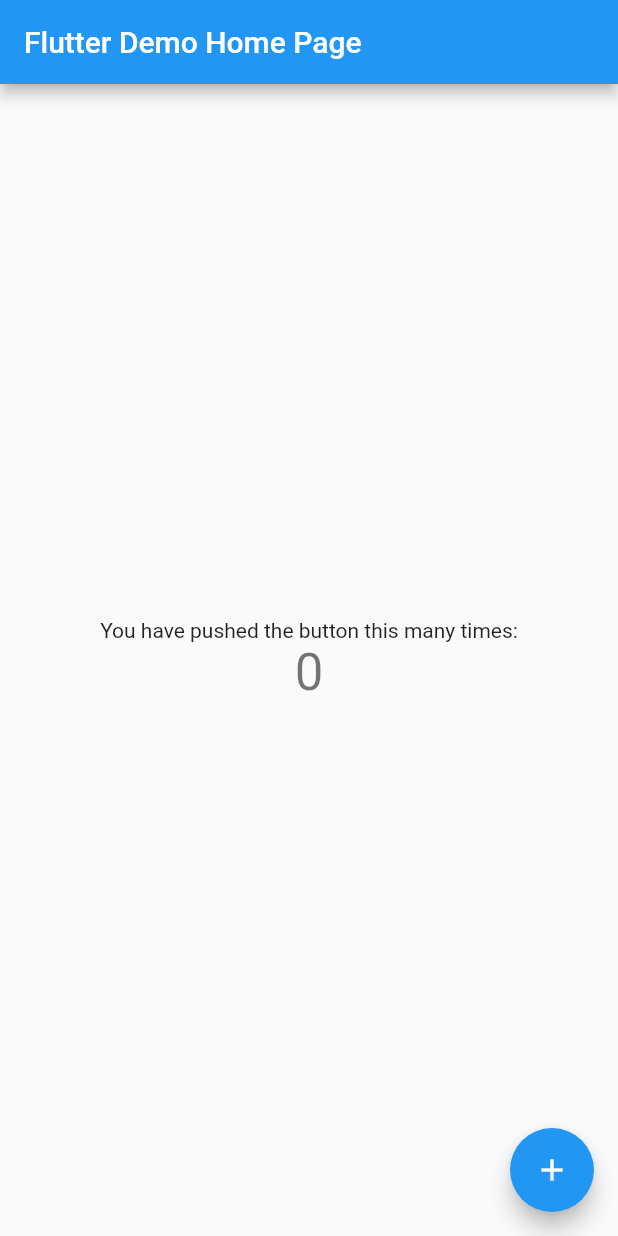
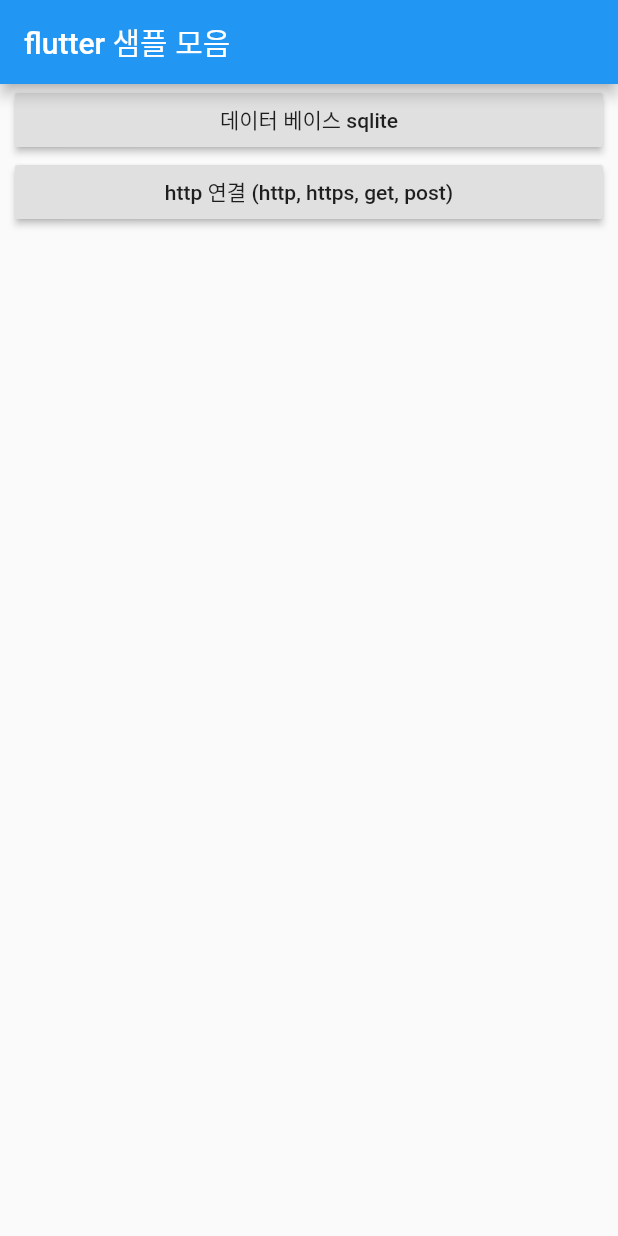
Before and after one commit to mandubimil/flutter_huna_sample, a Flutter app: the screen it shows after launch, on a phone screen of 412 x 824 dp. Run offline on Flutter 3.47's test engine with Material 2 defaults, Android fonts, the phone set to English and light mode, and no system bars; our stand-ins replace get.

Commit message:
sqlite 수정

```diff
--- a/lib/main.dart
+++ b/lib/main.dart
@@ -1,44 +1,28 @@
 import 'package:flutter/material.dart';
+import 'package:flutter_huna_sample/exam_sqlite/exam_sqlite.dart';
+import 'package:get/get.dart';
+import 'exam_sqlite/exam_sqlite.dart';
 
 void main() {
   runApp(MyApp());
 }
 
 class MyApp extends StatelessWidget {
-  // This widget is the root of your application.
   @override
   Widget build(BuildContext context) {
-    return MaterialApp(
+    return GetMaterialApp(
       title: 'Flutter Demo',
+      debugShowCheckedModeBanner: false,
       theme: ThemeData(
-        // This is the theme of your application.
-        //
-        // Try running your application with "flutter run". You'll see the
-        // application has a blue toolbar. Then, without quitting the app, try
-        // changing the primarySwatch below to Colors.green and then invoke
-        // "hot reload" (press "r" in the console where you ran "flutter run",
-        // or simply save your changes to "hot reload" in a Flutter IDE).
-        // Notice that the counter didn't reset back to zero; the application
-        // is not restarted.
         primarySwatch: Colors.blue,
       ),
-      home: MyHomePage(title: 'Flutter Demo Home Page'),
+      home: MyHomePage(title: 'flutter 샘플 모음'),
     );
   }
 }
 
 class MyHomePage extends StatefulWidget {
   MyHomePage({Key key, this.title}) : super(key: key);
-
-  // This widget is the home page of your application. It is stateful, meaning
-  // that it has a State object (defined below) that contains fields that affect
-  // how it looks.
-
-  // This class is the configuration for the state. It holds the values (in this
-  // case the title) provided by the parent (in this case the App widget) and
-  // used by the build method of the State. Fields in a Widget subclass are
-  // always marked "final".
-
   final String title;
 
   @override
@@ -46,68 +30,24 @@
 }
 
 class _MyHomePageState extends State<MyHomePage> {
-  int _counter = 0;
-
-  void _incrementCounter() {
-    setState(() {
-      // This call to setState tells the Flutter framework that something has
-      // changed in this State, which causes it to rerun the build method below
-      // so that the display can reflect the updated values. If we changed
-      // _counter without calling setState(), then the build method would not be
-      // called again, and so nothing would appear to happen.
-      _counter++;
-    });
-  }
-
   @override
   Widget build(BuildContext context) {
-    // This method is rerun every time setState is called, for instance as done
-    // by the _incrementCounter method above.
-    //
-    // The Flutter framework has been optimized to make rerunning build methods
-    // fast, so that you can just rebuild anything that needs updating rather
-    // than having to individually change instances of widgets.
     return Scaffold(
-      appBar: AppBar(
-        // Here we take the value from the MyHomePage object that was created by
-        // the App.build method, and use it to set our appbar title.
-        title: Text(widget.title),
-      ),
-      body: Center(
-        // Center is a layout widget. It takes a single child and positions it
-        // in the middle of the parent.
-        child: Column(
-          // Column is also a layout widget. It takes a list of children and
-          // arranges them vertically. By default, it sizes itself to fit its
-          // children horizontally, and tries to be as tall as its parent.
-          //
-          // Invoke "debug painting" (press "p" in the console, choose the
-          // "Toggle Debug Paint" action from the Flutter Inspector in Android
-          // Studio, or the "Toggle Debug Paint" command in Visual Studio Code)
-          // to see the wireframe for each widget.
-          //
-          // Column has various properties to control how it sizes itself and
-          // how it positions its children. Here we use mainAxisAlignment to
-          // center the children vertically; the main axis here is the vertical
-          // axis because Columns are vertical (the cross axis would be
-          // horizontal).
-          mainAxisAlignment: MainAxisAlignment.center,
+        appBar: AppBar(
+          title: Text(widget.title),
+        ),
+        body: ListView(
+          padding: const EdgeInsets.fromLTRB(10, 0, 10, 0),
           children: <Widget>[
-            Text(
-              'You have pushed the button this many times:',
-            ),
-            Text(
-              '$_counter',
-              style: Theme.of(context).textTheme.headline4,
-            ),
+            RaisedButton(
+                child: Text('데이터 베이스 sqlite'),
+                onPressed: () {
+                  Get.to(ExamSqlite());
+                }),
+            RaisedButton(
+                child: Text('http 연결 (http, https, get, post)'),
+                onPressed: () {}),
           ],
-        ),
-      ),
-      floatingActionButton: FloatingActionButton(
-        onPressed: _incrementCounter,
-        tooltip: 'Increment',
-        child: Icon(Icons.add),
-      ), // This trailing comma makes auto-formatting nicer for build methods.
-    );
+        ));
   }
 }
--- a/pubspec.yaml
+++ b/pubspec.yaml
@@ -28,6 +28,8 @@
   # The following adds the Cupertino Icons font to your application.
   # Use with the CupertinoIcons class for iOS style icons.
   cupertino_icons: ^1.0.2
+  get: ^3.25.4
+
 
 dev_dependencies:
   flutter_test:
```
Also changed, not shown: lib/exam_sqlite/exam_sqlite.dart (added, +37 -0 lines), lib/exam_sqlite/sub_controller.dart (added, +9 -0 lines), lib/exam_sqlite/sub_create_table.dart (added, +39 -0 lines), pubspec.lock.
